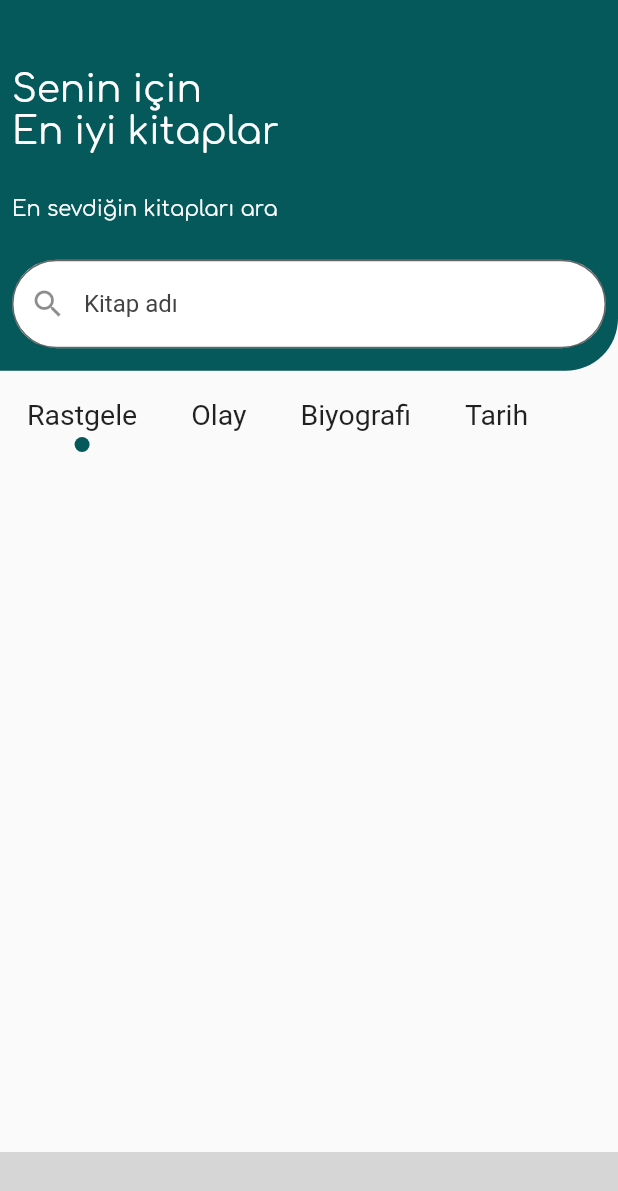
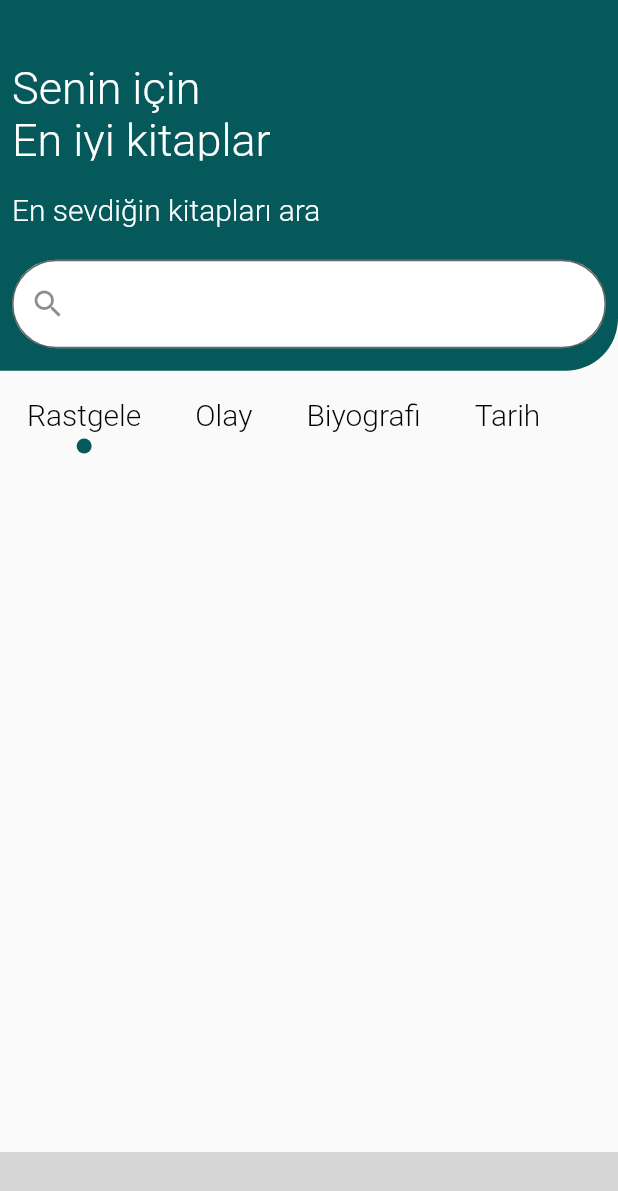
Before and after one commit to Ceyhunnnn/KitapcimProject, a Flutter app: the BottomBarPage screen opened directly, swiped to page 2, on a phone screen of 412 x 824 dp. Shown: the top 1191 px of the screen. Run offline on Flutter 3.47's test engine with Material 2 defaults, Android fonts, the phone set to English and light mode, and no system bars; our stand-ins replace audioplayers, carousel_slider, cloud_firestore, firebase_auth, firebase_core, firebase_storage and 5 more; missing offline and left inert: bottom_bar; accounts and stored records are empty; network calls fail; grey boxes are pictures that could not be loaded.

Commit message:
CustomTextStyle added to all Text

```diff
--- a/lib/components/bottombar_view.dart
+++ b/lib/components/bottombar_view.dart
@@ -1,5 +1,6 @@
 import 'package:bottom_bar/bottom_bar.dart';
 import "package:flutter/material.dart";
+import 'package:kitapcim/constants/context_extentions.dart';
 
 import '../view/home/home_view.dart';
 import '../view/library/library_view.dart';
@@ -44,19 +45,28 @@ class _BottomBarPageState extends State<BottomBarPage> {
         items: <BottomBarItem>[
           BottomBarItem(
               icon: Icon(Icons.home),
-              title: Text('Anasayfa'),
+              title: Text(
+                'Anasayfa',
+                style: context.customTextStyle(Colors.white, 15.0),
+              ),
               activeColor: Colors.white,
               inactiveColor: Colors.white),
           BottomBarItem(
               icon: Icon(Icons.book_sharp),
-              title: Text('Kütüphane'),
+              title: Text(
+                'Kütüphane',
+                style: context.customTextStyle(Colors.white, 15.0),
+              ),
               activeColor: Colors.white,
               inactiveColor: Colors.white
               // Optional
               ),
           BottomBarItem(
               icon: Icon(Icons.library_music),
-              title: Text('Sesli Dinle'),
+              title: Text(
+                'Sesli Dinle',
+                style: context.customTextStyle(Colors.white, 15.0),
+              ),
               activeColor: Colors.white,
               inactiveColor: Colors.white
 
@@ -64,7 +74,10 @@ class _BottomBarPageState extends State<BottomBarPage> {
               ),
           BottomBarItem(
               icon: Icon(Icons.person),
-              title: Text('Profil'),
+              title: Text(
+                'Profil',
+                style: context.customTextStyle(Colors.white, 15.0),
+              ),
               activeColor: Colors.white,
               inactiveColor: Colors.white
               // Optional
--- a/lib/view/library/library_view.dart
+++ b/lib/view/library/library_view.dart
@@ -74,10 +74,11 @@ class _LibraryState extends State<Library> {
                         padding: const EdgeInsets.all(8.0),
                         child: Column(
                           children: [
-                            Text(categoryItems[index],
-                                style: TextStyle(
-                                  fontSize: 19,
-                                )),
+                            Text(
+                              categoryItems[index],
+                              style:
+                                  context.customTextStyle(Colors.black, 20.0),
+                            ),
                             SizedBox(
                               height: context.dynamicHeight(0.005),
                             ),
@@ -123,7 +124,7 @@ class _LibraryState extends State<Library> {
                       color: Color(0xff05595B),
                       child: Text(
                         values.close,
-                        style: TextStyle(color: Colors.white, fontSize: 20),
+                        style: context.customTextStyle(Colors.white, 20.0),
                       ),
                       onPressed: () => Navigator.pop(context),
                     )
@@ -172,7 +173,7 @@ class _LibraryState extends State<Library> {
                   children: [
                     Text(
                       "${values.forYou}\n${values.theBestBooks}",
-                      style: context.buildTextStyle(25, Colors.white),
+                      style: context.customTextStyle(Colors.white, 30.0),
                     ),
                   ],
                 )),
@@ -182,7 +183,7 @@ class _LibraryState extends State<Library> {
                   children: [
                     Text(
                       values.findLoveBook,
-                      style: context.buildTextStyle(14, Colors.white),
+                      style: context.customTextStyle(Colors.white, 20.0),
                     ),
                   ],
                 )),
@@ -200,7 +201,7 @@ class _LibraryState extends State<Library> {
                         borderRadius: BorderRadius.circular(50.0),
                       ),
                       filled: true,
-                      hintStyle: TextStyle(color: Colors.grey[800]),
+                      hintStyle: context.customTextStyle(Colors.white, 15.0),
                       hintText: values.bookName,
                       prefixIcon: Icon(Icons.search),
                       fillColor: Colors.white),
```
Also changed, not shown: lib/components/bookCard.dart (+8 -8 lines), lib/components/bookComment.dart (+25 -18 lines), lib/constants/context_extentions.dart (+7 -6 lines), lib/view/authentication/login_register_view.dart (+19 -23 lines), lib/view/home/home_view.dart (+3 -7 lines), lib/view/profile/profile_view.dart (+16 -33 lines), lib/view/voice_listen/voice_listen.dart (+7 -5 lines).
